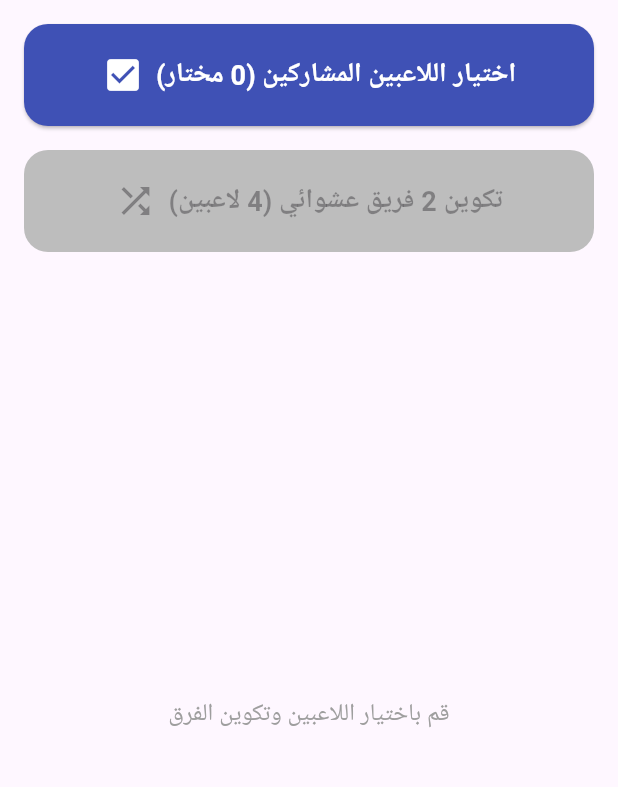
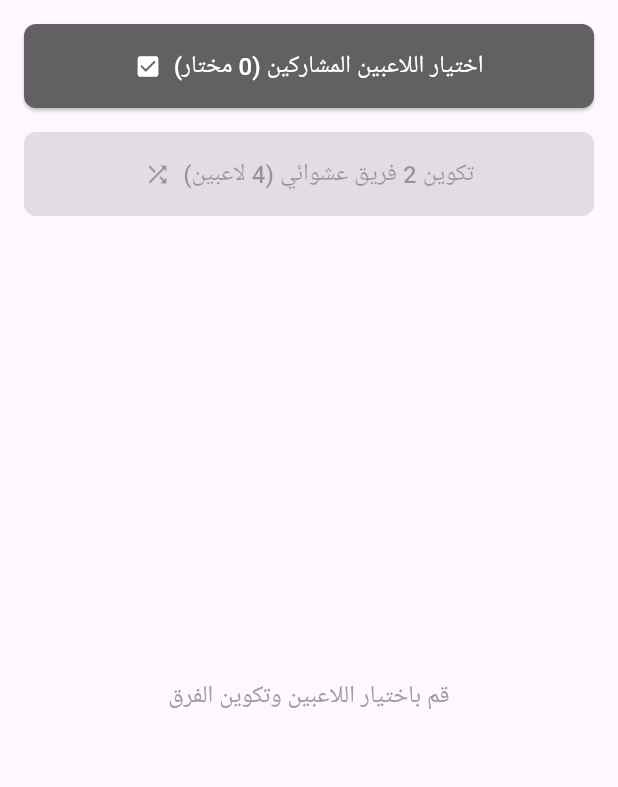
Before and after one commit to AiExpert1985/family_cards, a Flutter app: the RandomTeamsPage screen opened directly, on a phone screen of 412 x 824 dp, the part 84-871 px from its top. Run offline on Flutter 3.47's test engine with Material 3 defaults, Android fonts, the phone set to English and light mode, and no system bars; our stand-ins replace flutter_riverpod, shared_preferences; accounts and stored records are empty.

Commit message:
random seleciton is properly working, now I have MVP

```diff
--- a/lib/pages/random_teams_page.dart
+++ b/lib/pages/random_teams_page.dart
@@ -4,7 +4,6 @@ import 'package:flutter_riverpod/flutter_riverpod.dart';
 import '../models/player.dart';
 import '../models/team_generation_result.dart';
 import '../providers/providers.dart';
-import '../widgets/common/app_button.dart';
 import '../widgets/teams/match_display.dart';
 import '../widgets/teams/resting_players_card.dart';
 
@@ -34,29 +33,40 @@ class _RandomTeamsPageState extends ConsumerState<RandomTeamsPage> {
 
     final players = ref.read(playersProvider).value ?? [];
     final selectedIds = ref.read(selectedPlayersProvider).value ?? {};
-    final restedIds = ref.read(restedPlayersProvider).value ?? {};
+    final currentRestedIds = ref.read(restedPlayersProvider).value ?? {};
     final teamGenerator = ref.read(teamGeneratorServiceProvider);
+    final storage = ref.read(storageServiceProvider);
 
     // Check if selection changed and reset cycle if needed
-    final storage = ref.read(storageServiceProvider);
     final lastSelected = await storage.getLastSelectedPlayerIdsCheck();
+    Set<String> activeRestedIds = currentRestedIds;
 
     if (!_setsEqual(lastSelected, selectedIds)) {
-      await storage.saveRestedPlayerIds({});
+      activeRestedIds = {};
+      await ref.read(restedPlayersProvider.notifier).updateRested(activeRestedIds);
       await storage.saveLastSelectedPlayerIdsCheck(selectedIds);
-      await ref.read(restedPlayersProvider.notifier).loadRestedPlayers();
     }
 
     final result = teamGenerator.generateTeams(
       allPlayers: players,
       selectedPlayerIds: selectedIds,
-      restedPlayerIds: ref.read(restedPlayersProvider).value ?? {},
+      restedPlayerIds: activeRestedIds,
     );
 
     if (result.isSuccess) {
-      // Update rested players
-      final newRestedIds = Set<String>.from(restedIds)
-        ..addAll(result.restingPlayers.map((p) => p.id));
+      // Check if we need to reset cycle (everyone has rested)
+      final notRestedYet = selectedIds.where((id) => !activeRestedIds.contains(id)).toSet();
+
+      Set<String> newRestedIds;
+      if (notRestedYet.isEmpty) {
+        // New cycle - only the current resting players are marked as rested
+        newRestedIds = result.restingPlayers.map((p) => p.id).toSet();
+      } else {
+        // Continue current cycle - add new resting players to existing
+        newRestedIds = Set<String>.from(activeRestedIds)
+          ..addAll(result.restingPlayers.map((p) => p.id));
+      }
+
       await ref.read(restedPlayersProvider.notifier).updateRested(newRestedIds);
     }
 
@@ -77,6 +87,7 @@ class _RandomTeamsPageState extends ConsumerState<RandomTeamsPage> {
 
     final result = await showDialog<Set<String>>(
       context: context,
+      barrierDismissible: false, // Add this line
       builder:
           (context) => _PlayerSelectionDialog(
             players: players,
@@ -88,7 +99,7 @@ class _RandomTeamsPageState extends ConsumerState<RandomTeamsPage> {
     if (result != null) {
       await ref.read(selectedPlayersProvider.notifier).updateSelection(result);
       setState(() {
-        _result = null; // Clear previous results when selection changes
+        _result = null;
       });
     }
   }
@@ -109,24 +120,51 @@ class _RandomTeamsPageState extends ConsumerState<RandomTeamsPage> {
         children: [
           Padding(
             padding: const EdgeInsets.all(16.0),
-            child: AppButton(
-              icon: Icons.check_box,
-              label: 'اختيار اللاعبين المشاركين ($selectedCount مختار)',
-              color: Colors.indigo,
-              onPressed: _showPlayerSelectionDialog,
+            child: SizedBox(
+              width: double.infinity,
+              child: ElevatedButton.icon(
+                icon: const Icon(Icons.check_box),
+                label: Text(
+                  'اختيار اللاعبين المشاركين ($selectedCount مختار)',
+                  style: const TextStyle(fontSize: 16),
+                ),
+                style: ElevatedButton.styleFrom(
+                  backgroundColor: Colors.grey.shade700,
+                  foregroundColor: Colors.white,
+                  padding: const EdgeInsets.symmetric(vertical: 16),
+                  shape: RoundedRectangleBorder(borderRadius: BorderRadius.circular(8)),
+                ),
+                onPressed: _showPlayerSelectionDialog,
+              ),
             ),
           ),
           Padding(
             padding: const EdgeInsets.symmetric(horizontal: 16.0),
-            child: AppButton(
-              icon: Icons.shuffle,
-              label:
+            child: SizedBox(
+              width: double.infinity,
+              child: ElevatedButton.icon(
+                icon:
+                    _isGenerating
+                        ? const SizedBox(
+                          width: 20,
+                          height: 20,
+                          child: CircularProgressIndicator(strokeWidth: 2, color: Colors.white),
+                        )
+                        : const Icon(Icons.shuffle),
+                label: Text(
                   selectedCount >= 8
                       ? 'تكوين 4 فرق عشوائية (8 لاعبين)'
                       : 'تكوين 2 فريق عشوائي (4 لاعبين)',
-              color: Colors.teal,
-              onPressed: canGenerate && !_isGenerating ? _generateTeams : null,
-              isLoading: _isGenerating,
+                  style: const TextStyle(fontSize: 16),
+                ),
+                style: ElevatedButton.styleFrom(
+                  backgroundColor: canGenerate ? Colors.grey.shade800 : Colors.grey.shade400,
+                  foregroundColor: Colors.white,
+                  padding: const EdgeInsets.symmetric(vertical: 16),
+                  shape: RoundedRectangleBorder(borderRadius: BorderRadius.circular(8)),
+                ),
+                onPressed: canGenerate && !_isGenerating ? _generateTeams : null,
+              ),
             ),
           ),
           const SizedBox(height: 16),
```
Also changed, not shown: lib/services/team_generator_service.dart (+28 -40 lines), lib/widgets/teams/team_display_card.dart (+8 -4 lines).
